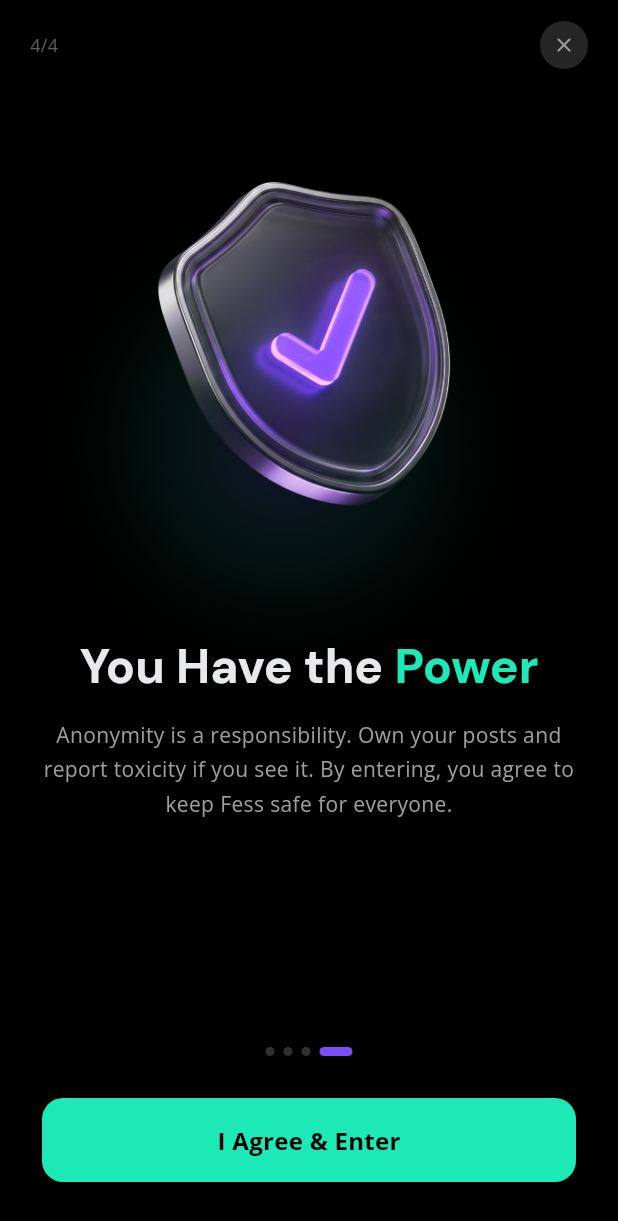
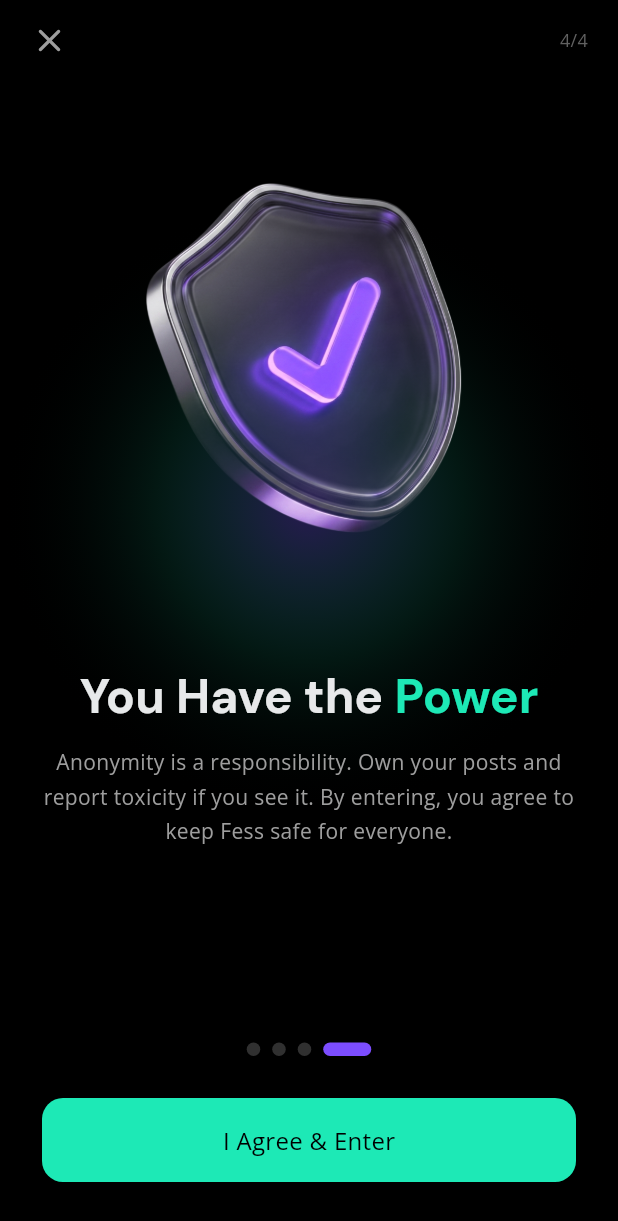
Before and after one commit to YuvaKrishnaS/fess, a Flutter app: the screen it shows after launch, after a tap on the "close" icon, on a phone screen of 412 x 824 dp. Shown: the top 1221 px of the screen. Run offline on Flutter 3.47's test engine with Material 3 defaults, Android fonts, the phone set to English and light mode, and no system bars; drawn by our look-alikes of flutter_animate; our stand-ins replace cloud_firestore, firebase_auth, firebase_core, flutter_riverpod, go_router, google_sign_in and 1 more; accounts and stored records are empty; statements that could not run were skipped.

Commit message:
feat: onboarding polish, animated splash glow, dual auth replaced with google-only login

```diff
--- a/lib/features/onboarding/onboarding_screen.dart
+++ b/lib/features/onboarding/onboarding_screen.dart
@@ -20,12 +20,11 @@ class _OnboardingScreenState extends State<OnboardingScreen> {
   final PageController _pageController = PageController();
   int _currentPage = 0;
 
-  // Per-page glow anchor [alignmentX, alignmentY]
   final List<Alignment> _glowAlignments = [
-    const Alignment(0.8, -0.6),
-    const Alignment(-0.8, -0.4),
-    const Alignment(0.0, -0.7),
-    const Alignment(-0.5, -0.5),
+    const Alignment(0.8, -0.5),
+    const Alignment(-0.9, -0.3),
+    const Alignment(0.0, -0.6),
+    const Alignment(-0.6, -0.4),
   ];
 
   final List<Widget> _pages = const [
@@ -78,60 +77,54 @@ class _OnboardingScreenState extends State<OnboardingScreen> {
       backgroundColor: AppColors.backgroundMain,
       body: Stack(
         children: [
-          // Animated glow blob
+          // Glow blob — bigger and more visible
           AnimatedAlign(
             duration: const Duration(milliseconds: 700),
             curve: Curves.easeInOut,
             alignment: _glowAlignments[_currentPage],
             child: Container(
-              width: size.width * 0.85,
-              height: size.width * 0.85,
+              width: size.width * 1.1,
+              height: size.width * 1.1,
               decoration: BoxDecoration(
                 shape: BoxShape.circle,
                 gradient: RadialGradient(
                   colors: [
-                    AppColors.accentSecondary.withOpacity(0.20),
-                    AppColors.accentPrimary.withOpacity(0.06),
+                    AppColors.accentSecondary.withOpacity(0.32),
+                    AppColors.accentPrimary.withOpacity(0.10),
                     Colors.transparent,
                   ],
-                  stops: const [0.0, 0.55, 1.0],
+                  stops: const [0.0, 0.5, 1.0],
                 ),
               ),
             ),
           ),
 
-          // Main content
           SafeArea(
             child: Column(
               children: [
-                // Top bar
+                // Top bar — close LEFT, counter RIGHT
                 Padding(
                   padding: const EdgeInsets.symmetric(
                       horizontal: 20, vertical: 14),
                   child: Row(
                     mainAxisAlignment: MainAxisAlignment.spaceBetween,
                     children: [
+                      // Close icon — no background, larger
+                      GestureDetector(
+                        onTap: _skipToEnd,
+                        child: Icon(
+                          Icons.close_rounded,
+                          size: 26,
+                          color: AppColors.textSecondary,
+                        ),
+                      ).animate().fadeIn(duration: 400.ms),
+
+                      // Page counter
                       Text(
                         '${_currentPage + 1}/${_pages.length}',
                         style: AppTypography.bodySmall.copyWith(
                           color: AppColors.hintText,
                           fontWeight: FontWeight.w500,
-                        ),
-                      ).animate().fadeIn(duration: 400.ms),
-                      GestureDetector(
-                        onTap: _skipToEnd,
-                        child: Container(
-                          width: 32,
-                          height: 32,
-                          decoration: BoxDecoration(
-                            shape: BoxShape.circle,
-                            color: AppColors.elevated.withOpacity(0.8),
-                          ),
-                          child: Icon(
-                            Icons.close_rounded,
-                            size: 16,
-                            color: AppColors.textSecondary,
-                          ),
                         ),
                       ).animate().fadeIn(duration: 400.ms),
                     ],
@@ -153,14 +146,11 @@ class _OnboardingScreenState extends State<OnboardingScreen> {
                   padding: const EdgeInsets.fromLTRB(28, 8, 28, 36),
                   child: Column(
                     children: [
-                      // Dots
                       _AnimatedDots(
                         count: _pages.length,
                         current: _currentPage,
                       ),
                       const SizedBox(height: 28),
-
-                      // Navigation
                       AnimatedSwitcher(
                         duration: const Duration(milliseconds: 280),
                         child: _isLastPage
@@ -187,7 +177,7 @@ class _OnboardingScreenState extends State<OnboardingScreen> {
   }
 }
 
-// ─── Animated dots ─────────────────────────────────────────────────────────────
+// Dots
 class _AnimatedDots extends StatelessWidget {
   final int count;
   final int current;
@@ -203,14 +193,14 @@ class _AnimatedDots extends StatelessWidget {
         return AnimatedContainer(
           duration: const Duration(milliseconds: 320),
           curve: Curves.easeInOut,
-          margin: const EdgeInsets.symmetric(horizontal: 3),
-          width: isActive ? 22 : 6,
-          height: 6,
+          margin: const EdgeInsets.symmetric(horizontal: 4),
+          width: isActive ? 32 : 9,
+          height: 9,
           decoration: BoxDecoration(
             color: isActive
                 ? AppColors.accentSecondary
                 : AppColors.elevated,
-            borderRadius: BorderRadius.circular(3),
+            borderRadius: BorderRadius.circular(5),
           ),
         );
       }),
@@ -218,7 +208,7 @@ class _AnimatedDots extends StatelessWidget {
   }
 }
 
-// ─── Skip / Next row ───────────────────────────────────────────────────────────
+// Skip and Next
 class _SkipNextRow extends StatelessWidget {
   final bool showSkip;
   final VoidCallback onSkip;
@@ -290,7 +280,7 @@ class _SkipNextRow extends StatelessWidget {
   }
 }
 
-// ─── I Agree & Enter button ────────────────────────────────────────────────────
+// Agree and enter
 class _AgreeButton extends StatefulWidget {
   final VoidCallback onTap;
 
@@ -327,7 +317,7 @@ class _AgreeButtonState extends State<_AgreeButton> {
               'I Agree & Enter',
               style: AppTypography.labelLarge.copyWith(
                 color: AppColors.backgroundMain,
-                fontWeight: FontWeight.w700,
+                fontWeight: FontWeight.w500,
                 letterSpacing: 0.2,
               ),
             ),
--- a/lib/features/onboarding/widgets/onboarding_base.dart
+++ b/lib/features/onboarding/widgets/onboarding_base.dart
@@ -9,6 +9,7 @@ class OnboardingBase extends StatefulWidget {
   final String? highlightWord;
   final String body;
   final bool enableFloat;
+  final double horizontalImagePadding;
 
   const OnboardingBase({
     super.key,
@@ -17,6 +18,7 @@ class OnboardingBase extends StatefulWidget {
     this.highlightWord,
     required this.body,
     this.enableFloat = true,
+    this.horizontalImagePadding = 28,
   });
 
   @override
@@ -60,11 +62,12 @@ class _OnboardingBaseState extends State<OnboardingBase>
       children: [
         const SizedBox(height: 8),
 
-        // Image
+        // Image — larger (flex 6)
         Expanded(
-          flex: 5,
+          flex: 6,
           child: Padding(
-            padding: const EdgeInsets.symmetric(horizontal: 32),
+            padding: EdgeInsets.symmetric(
+                horizontal: widget.horizontalImagePadding),
             child: widget.enableFloat
                 ? AnimatedBuilder(
               animation: _floatAnimation,
@@ -78,7 +81,7 @@ class _OnboardingBaseState extends State<OnboardingBase>
           ),
         ),
 
-        const SizedBox(height: 28),
+        const SizedBox(height: 24),
 
         // Text
         Expanded(
@@ -113,9 +116,8 @@ class _OnboardingBaseState extends State<OnboardingBase>
                     end: 0,
                     delay: 180.ms,
                     duration: 380.ms,
-                  curve: Curves.easeOut,
-                ),
-                const SizedBox(height: 14),
+                    curve: Curves.easeOut),
+                const SizedBox(height: 12),
                 Text(
                   widget.body,
                   style: AppTypography.bodyMedium.copyWith(
@@ -131,8 +133,7 @@ class _OnboardingBaseState extends State<OnboardingBase>
                     end: 0,
                     delay: 280.ms,
                     duration: 380.ms,
-                  curve: Curves.easeOut,
-                ),
+                    curve: Curves.easeOut),
               ],
             ),
           ),
--- a/lib/features/onboarding/widgets/onboarding_page_1.dart
+++ b/lib/features/onboarding/widgets/onboarding_page_1.dart
@@ -10,7 +10,7 @@ class OnboardingPage1 extends StatelessWidget {
       imagePath: 'assets/images/onboarding/Onboarding-1.png',
       title: 'Welcome to Fess',
       highlightWord: 'Fess',
-      body: 'A safe space for honest stories, hidden feelings, and real connections. We value vulnerability over vanity. You are anonymous here, but you are never alone.',
+      body: 'A safe space for honest stories, hidden feelings, and real connections. Share your feelings anonymously without judgment.',
       enableFloat: true,
     );
   }
--- a/lib/features/onboarding/widgets/onboarding_page_2.dart
+++ b/lib/features/onboarding/widgets/onboarding_page_2.dart
@@ -10,7 +10,7 @@ class OnboardingPage2 extends StatelessWidget {
       imagePath: 'assets/images/onboarding/Onboarding-2.png',
       title: 'Keep It Safe & Clean',
       highlightWord: 'Safe',
-      body: 'No graphic violence, nudity, or illegal content. Keep shares emotional, not explicit. We strictly prohibit content that harms minors or promotes self-harm.',
+      body: 'No graphic violence, nudity, or illegal content. Keep confessions emotional, not explicit. We strictly prohibit content that harms minors',
       enableFloat: true,
     );
   }
--- a/lib/features/onboarding/widgets/onboarding_page_3.dart
+++ b/lib/features/onboarding/widgets/onboarding_page_3.dart
@@ -12,6 +12,7 @@ class OnboardingPage3 extends StatelessWidget {
       highlightWord: 'Everything',
       body: 'Share authentically, but never bully or discriminate. Hate speech, insults, and threats have no place here. We are here to support, not to hurt.',
       enableFloat: false,
+      horizontalImagePadding: 0,
     );
   }
 }
--- a/lib/features/splash/splash_screen.dart
+++ b/lib/features/splash/splash_screen.dart
@@ -20,7 +20,7 @@ class _SplashScreenState extends State<SplashScreen> {
   }
 
   Future<void> _initialize() async {
-    await Future.delayed(const Duration(milliseconds: 2400));
+    await Future.delayed(const Duration(milliseconds: 2600));
     if (!mounted) return;
 
     final hasSeenOnboarding = LocalStorageService.getHasSeenOnboarding();
@@ -39,37 +39,155 @@ class _SplashScreenState extends State<SplashScreen> {
   Widget build(BuildContext context) {
     return Scaffold(
       backgroundColor: AppColors.backgroundMain,
-      body: Center(
-        child: Column(
-          mainAxisAlignment: MainAxisAlignment.center,
-          children: [
-            Image.asset(
+      body: Stack(
+        children: [
+          // Purple glow behind logo — centered, large, soft
+          Center(
+            child: Container(
+              width: 340,
+              height: 340,
+              decoration: BoxDecoration(
+                shape: BoxShape.circle,
+                gradient: RadialGradient(
+                  colors: [
+                    AppColors.accentSecondary.withOpacity(0.28),
+                    AppColors.accentSecondary.withOpacity(0.08),
+                    Colors.transparent,
+                  ],
+                  stops: const [0.0, 0.5, 1.0],
+                ),
+              ),
+            )
+                .animate(
+              onPlay: (controller) => controller.repeat(reverse: true),
+            )
+                .scaleXY(
+              begin: 0.88,
+              end: 1.08,
+              duration: 2200.ms,
+              curve: Curves.easeInOut,
+            )
+                .fadeIn(duration: 800.ms),
+          ),
+
+          // Logo centered
+          Center(
+            child: Image.asset(
               'assets/images/logo.png',
-              width: 88,
-              height: 88,
+              width: 90,
+              height: 90,
             )
                 .animate()
-                .fadeIn(duration: 700.ms, curve: Curves.easeOut)
+                .fadeIn(duration: 650.ms, curve: Curves.easeOut)
                 .scale(
-              begin: const Offset(0.65, 0.65),
+              begin: const Offset(0.55, 0.55),
               end: const Offset(1.0, 1.0),
               duration: 700.ms,
               curve: Curves.easeOutBack,
             ),
-            const SizedBox(height: 40),
-            SizedBox(
-              width: 18,
-              height: 18,
-              child: CircularProgressIndicator(
-                strokeWidth: 1.5,
-                valueColor: AlwaysStoppedAnimation<Color>(
-                  AppColors.accentPrimary.withOpacity(0.6),
-                ),
-              ),
-            ).animate().fadeIn(delay: 900.ms, duration: 400.ms),
-          ],
-        ),
+          ),
+
+          // 3 pulsing dots at bottom
+          Positioned(
+            bottom: 72,
+            left: 0,
+            right: 0,
+            child: Center(
+              child: _PulsingDots(),
+            ),
+          ),
+        ],
       ),
     );
   }
 }
+
+// ─── 3 pulsing dots ───────────────────────────────────────────────────────────
+class _PulsingDots extends StatefulWidget {
+  @override
+  State<_PulsingDots> createState() => _PulsingDotsState();
+}
+
+class _PulsingDotsState extends State<_PulsingDots>
+    with TickerProviderStateMixin {
+  late List<AnimationController> _controllers;
+  late List<Animation<double>> _animations;
+
+  static const int _dotCount = 3;
+  static const Duration _pulseDuration = Duration(milliseconds: 600);
+  static const Duration _stagger = Duration(milliseconds: 180);
+
+  @override
+  void initState() {
+    super.initState();
+
+    _controllers = List.generate(
+      _dotCount,
+          (i) => AnimationController(vsync: this, duration: _pulseDuration),
+    );
+
+    _animations = _controllers.map((c) {
+      return Tween<double>(begin: 0.35, end: 1.0).animate(
+        CurvedAnimation(parent: c, curve: Curves.easeInOut),
+      );
+    }).toList();
+
+    _startSequence();
+  }
+
+  Future<void> _startSequence() async {
+    await Future.delayed(const Duration(milliseconds: 900));
+    if (!mounted) return;
+    _runLoop();
+  }
+
+  Future<void> _runLoop() async {
+    while (mounted) {
+      for (int i = 0; i < _dotCount; i++) {
+        if (!mounted) return;
+        _controllers[i].forward(from: 0.0);
+        await Future.delayed(_stagger);
+      }
+      await Future.delayed(
+          Duration(milliseconds: _pulseDuration.inMilliseconds + 120));
+    }
+  }
+
+  @override
+  void dispose() {
+    for (final c in _controllers) {
+      c.dispose();
+    }
+    super.dispose();
+  }
+
+  @override
+  Widget build(BuildContext context) {
+    return Row(
+      mainAxisSize: MainAxisSize.min,
+      children: List.generate(_dotCount, (i) {
+        return Padding(
+          padding: const EdgeInsets.symmetric(horizontal: 5),
+          child: AnimatedBuilder(
+            animation: _animations[i],
+            builder: (context, _) {
+              return Opacity(
+                opacity: _animations[i].value,
+                child: Container(
+                  width: 7,
+                  height: 7,
+                  decoration: BoxDecoration(
+                    shape: BoxShape.circle,
+                    color: AppColors.accentPrimary,
+                  ),
+                ),
+              );
+            },
+          ),
+        );
+      }),
+    )
+        .animate()
+        .fadeIn(delay: 900.ms, duration: 400.ms);
+  }
+}
```
Also changed, not shown: lib/features/auth/login_screen.dart (+57 -80 lines), lib/features/auth/providers/auth_provider.dart (+3 -20 lines), assets/images/icons/meta_logo.png (added). Lines whose indentation alone changed are shown as unchanged.
